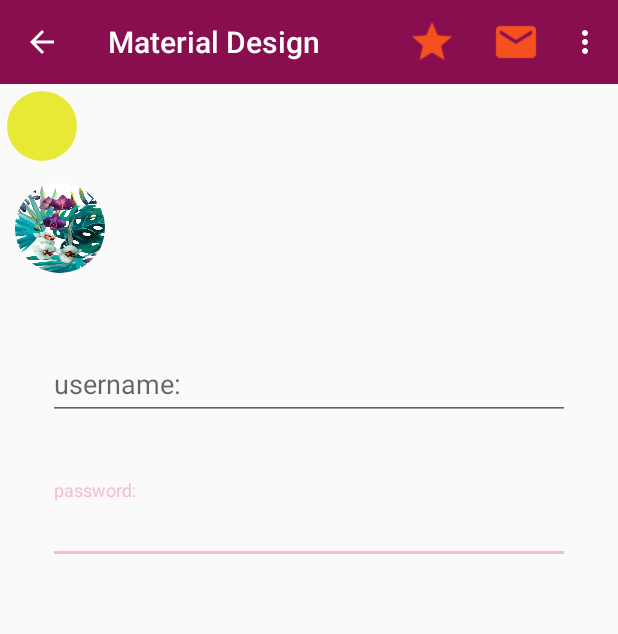
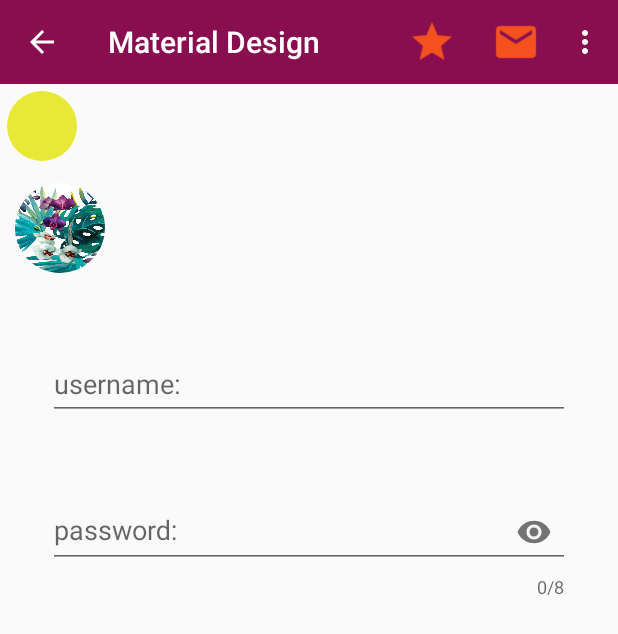
Before and after one commit to Majusna/MaterialDesignExercise, an Android app: the screen it shows after launch (MainActivity), on a phone screen of 412 x 824 dp. Shown: the top 634 px of the screen. Run offline under Robolectric (Android 15) with nearby library versions, the phone set to English and light mode, and no system bars.

Commit message:
AppCompatEditText racter counter

```diff
--- a/app/src/main/java/com/example/android/materialdesignexercise/MainActivity.java
+++ b/app/src/main/java/com/example/android/materialdesignexercise/MainActivity.java
@@ -31,6 +31,7 @@ public class MainActivity extends AppCompatActivity implements NavigationView.On
     AppCompatEditText passEdit;
     LinearLayout linearLayout;
     TextInputLayout inputLayout;
+    TextInputLayout passLayout;
 
 
     @Override
@@ -64,50 +65,13 @@ public class MainActivity extends AppCompatActivity implements NavigationView.On
 
         /////////////////////// TextInputLayout/////////////////////
 
-        usernameEdit = findViewById(R.id.username_text_feild);
-        inputLayout = findViewById(R.id.username_input_layout);
+        passEdit = findViewById(R.id.password_text_feild);
+        passLayout = findViewById(R.id.password_input_layout);
 
-        usernameEdit.setOnFocusChangeListener(new View.OnFocusChangeListener() {
-
-            @Override
-            public void onFocusChange(View view, boolean b) {
-
-                if(usernameEdit.getText().toString().isEmpty()){
-                    inputLayout.setErrorEnabled(true);
-                    inputLayout.setError("please enter your name");
-
-                }else{
-                    inputLayout.setErrorEnabled(false);
-
-                }
-                }
-        });
-
-        usernameEdit.addTextChangedListener(new TextWatcher() {
-            @Override
-            public void beforeTextChanged(CharSequence charSequence, int i, int i1, int i2) {
-
-            }
-
-            @Override
-            public void onTextChanged(CharSequence charSequence, int i, int i1, int i2) {
+        passLayout.setCounterEnabled(true);
+        passLayout.setCounterMaxLength(8);
 
 
-            }
-
-            @Override
-            public void afterTextChanged(Editable editable) {
-                if(usernameEdit.getText().toString().isEmpty()){
-                    inputLayout.setErrorEnabled(true);
-                    inputLayout.setError("please enter your name");
-
-                }else{
-                    inputLayout.setErrorEnabled(false);
-
-                }
-
-            }
-        });
 
 
     }
--- a/app/src/main/res/layout/activity_main.xml
+++ b/app/src/main/res/layout/activity_main.xml
@@ -39,7 +39,8 @@
         android:layout_marginTop="32dp"
         android:layout_marginLeft="32dp"
         android:layout_marginRight="32dp"
-        android:layout_marginBottom="8dp">
+        android:layout_marginBottom="8dp"
+        app:counterOverflowTextAppearance="@style/CharacterOverflow">
 
 
         <android.support.v7.widget.AppCompatEditText
@@ -52,13 +53,15 @@
     </android.support.design.widget.TextInputLayout>
 
     <android.support.design.widget.TextInputLayout
+        app:counterOverflowTextAppearance="@style/CharacterOverflow"
         android:layout_width="match_parent"
         android:layout_height="wrap_content"
         android:id="@+id/password_input_layout"
         android:layout_marginTop="32dp"
         android:layout_marginLeft="32dp"
         android:layout_marginRight="32dp"
-        android:layout_marginBottom="8dp">
+        android:layout_marginBottom="8dp"
+        app:passwordToggleEnabled="true">
 
 
         <android.support.v7.widget.AppCompatEditText
@@ -66,7 +69,8 @@
             android:layout_height="wrap_content"
             android:id="@+id/password_text_feild"
             android:hint="password:"
-            android:inputType="textPassword"/><requestFocus/>
+            android:inputType="textPassword"/>
+
 
     </android.support.design.widget.TextInputLayout>
 
--- a/app/src/main/res/values/colors.xml
+++ b/app/src/main/res/values/colors.xml
@@ -2,7 +2,8 @@
 <resources>
     <color name="colorPrimary">#880e4f</color>
     <color name="colorPrimaryDark">#560027</color>
-    <color name="colorAccent">#f8bbd0</color>
+    <color name="colorAccent">#aec4c7</color>
     <color name="colorToolbarBackground">#ffeeff</color>
     <color name="colorToolbarText">#560027</color>
+    <color name = "colorError">#f50057</color>
 </resources>
--- a/app/src/main/res/values/styles.xml
+++ b/app/src/main/res/values/styles.xml
@@ -15,5 +15,14 @@
 
     </style>
 
+    <style name="CharacterOverflow" >
+        <!-- Customize your theme here. -->
+        <item name="android:textColor">@color/colorError</item>
+
+    </style>
+
+
+
+
 
 </resources>
```
